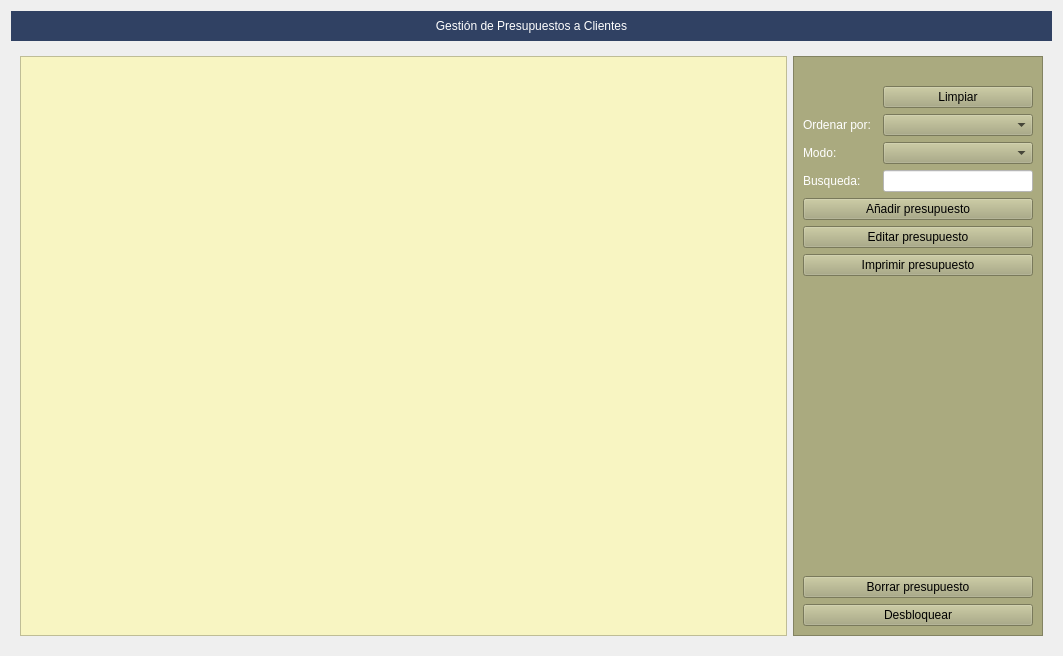
This is Zona_Ventas/frmpresupuestoscli.ui in arcnexus/RedFoX as Qt 5 draws it before an edit. The edited form follows.
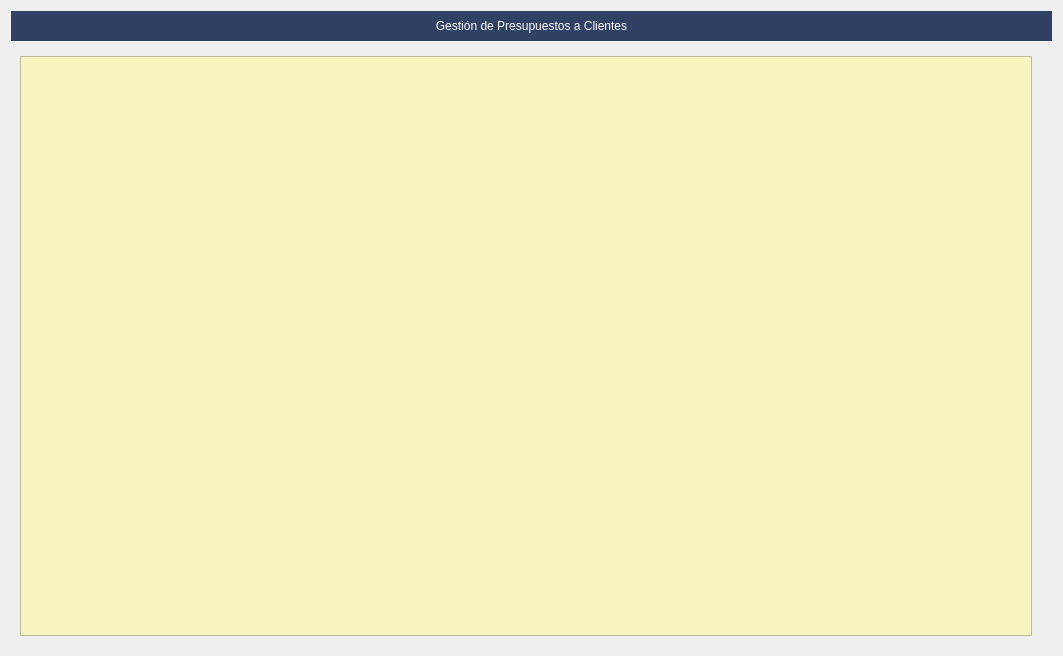
This is the edited form. The open tabs and pages were chosen to show the change. Icons and pictures are not drawn.

Commit message: Barras de busqueda

What changed in the file:
```diff
--- a/Zona_Ventas/frmpresupuestoscli.ui
+++ b/Zona_Ventas/frmpresupuestoscli.ui
@@ -2746,6 +2746,9 @@
      </widget>
      <widget class="QWidget" name="page_2">
       <layout class="QGridLayout" name="gridLayout_6">
+       <property name="rightMargin">
+        <number>20</number>
+       </property>
        <item row="0" column="0">
         <widget class="QTableView" name="tabla">
          <property name="styleSheet">
@@ -2769,197 +2772,6 @@
          </attribute>
         </widget>
        </item>
-       <item row="0" column="1">
-        <widget class="QFrame" name="frame_3">
-         <property name="maximumSize">
-          <size>
-           <width>250</width>
-           <height>16777215</height>
-          </size>
-         </property>
-         <property name="styleSheet">
-          <string notr="true">background-color: rgb(170, 170, 127);
-color: rgb(0, 0, 0);</string>
-         </property>
-         <property name="frameShape">
-          <enum>QFrame::StyledPanel</enum>
-         </property>
-         <property name="frameShadow">
-          <enum>QFrame::Raised</enum>
-         </property>
-         <layout class="QGridLayout" name="gridLayout_8">
-          <item row="2" column="0">
-           <widget class="QLabel" name="label_31">
-            <property name="styleSheet">
-             <string notr="true">color: rgb(255, 255, 255);</string>
-            </property>
-            <property name="text">
-             <string>Ordenar por:</string>
-            </property>
-           </widget>
-          </item>
-          <item row="10" column="0" colspan="3">
-           <widget class="QPushButton" name="btnDesbloquear">
-            <property name="text">
-             <string>Desbloquear</string>
-            </property>
-            <property name="icon">
-             <iconset resource="../maya.qrc">
-              <normaloff>:/Icons/PNG/abrecaja.png</normaloff>:/Icons/PNG/abrecaja.png</iconset>
-            </property>
-            <property name="iconSize">
-             <size>
-              <width>27</width>
-              <height>27</height>
-             </size>
-            </property>
-           </widget>
-          </item>
-          <item row="3" column="0">
-           <widget class="QLabel" name="label_32">
-            <property name="styleSheet">
-             <string notr="true">color: rgb(255, 255, 255);</string>
-            </property>
-            <property name="text">
-             <string>Modo:</string>
-            </property>
-           </widget>
-          </item>
-          <item row="4" column="2">
-           <widget class="QLineEdit" name="txtBuscar">
-            <property name="styleSheet">
-             <string notr="true">background-color: rgb(255, 255, 255);</string>
-            </property>
-           </widget>
-          </item>
-          <item row="1" column="2">
-           <widget class="QPushButton" name="btnLimpiar">
-            <property name="text">
-             <string>Limpiar</string>
-            </property>
-            <property name="icon">
-             <iconset resource="../maya.qrc">
-              <normaloff>:/Icons/PNG/clean.png</normaloff>:/Icons/PNG/clean.png</iconset>
-            </property>
-           </widget>
-          </item>
-          <item row="5" column="0" colspan="3">
-           <widget class="QPushButton" name="btnAnadir_2">
-            <property name="text">
-             <string>Añadir presupuesto</string>
-            </property>
-            <property name="icon">
-             <iconset resource="../maya.qrc">
-              <normaloff>:/Icons/PNG/add.png</normaloff>:/Icons/PNG/add.png</iconset>
-            </property>
-            <property name="iconSize">
-             <size>
-              <width>27</width>
-              <height>27</height>
-             </size>
-            </property>
-           </widget>
-          </item>
-          <item row="0" column="2">
-           <widget class="QLabel" name="label_17">
-            <property name="text">
-             <string/>
-            </property>
-            <property name="pixmap">
-             <pixmap resource="../maya.qrc">:/Icons/PNG/busca_filtra.png</pixmap>
-            </property>
-           </widget>
-          </item>
-          <item row="9" column="0" colspan="3">
-           <widget class="QPushButton" name="btnBorrar_2">
-            <property name="text">
-             <string>Borrar presupuesto</string>
-            </property>
-            <property name="icon">
-             <iconset resource="../maya.qrc">
-              <normaloff>:/Icons/PNG/borrar.png</normaloff>:/Icons/PNG/borrar.png</iconset>
-            </property>
-            <property name="iconSize">
-             <size>
-              <width>27</width>
-              <height>27</height>
-             </size>
-            </property>
-           </widget>
-          </item>
-          <item row="8" column="0">
-           <spacer name="verticalSpacer_3">
-            <property name="orientation">
-             <enum>Qt::Vertical</enum>
-            </property>
-            <property name="sizeHint" stdset="0">
-             <size>
-              <width>20</width>
-              <height>40</height>
-             </size>
-            </property>
-           </spacer>
-          </item>
-          <item row="7" column="0" colspan="3">
-           <widget class="QPushButton" name="btnImprimir_2">
-            <property name="text">
-             <string>Imprimir presupuesto</string>
-            </property>
-            <property name="icon">
-             <iconset resource="../maya.qrc">
-              <normaloff>:/Icons/PNG/impresora2.png</normaloff>:/Icons/PNG/impresora2.png</iconset>
-            </property>
-            <property name="iconSize">
-             <size>
-              <width>24</width>
-              <height>27</height>
-             </size>
-            </property>
-           </widget>
-          </item>
-          <item row="4" column="0">
-           <widget class="QLabel" name="label_24">
-            <property name="styleSheet">
-             <string notr="true">color: rgb(255, 255, 255);</string>
-            </property>
-            <property name="text">
-             <string>Busqueda:</string>
-            </property>
-           </widget>
-          </item>
-          <item row="2" column="2">
-           <widget class="QComboBox" name="cboOrden">
-            <property name="minimumSize">
-             <size>
-              <width>120</width>
-              <height>0</height>
-             </size>
-            </property>
-           </widget>
-          </item>
-          <item row="3" column="2">
-           <widget class="QComboBox" name="cboModo"/>
-          </item>
-          <item row="6" column="0" colspan="3">
-           <widget class="QPushButton" name="btnEditar_2">
-            <property name="text">
-             <string>Editar presupuesto</string>
-            </property>
-            <property name="icon">
-             <iconset resource="../maya.qrc">
-              <normaloff>:/Icons/PNG/edit.png</normaloff>:/Icons/PNG/edit.png</iconset>
-            </property>
-            <property name="iconSize">
-             <size>
-              <width>27</width>
-              <height>27</height>
-             </size>
-            </property>
-           </widget>
-          </item>
-         </layout>
-        </widget>
-       </item>
       </layout>
      </widget>
     </widget>
```
Left out of the diff: 5 changed lines with no effect on the pictures. The commit also changes 41 other files.
